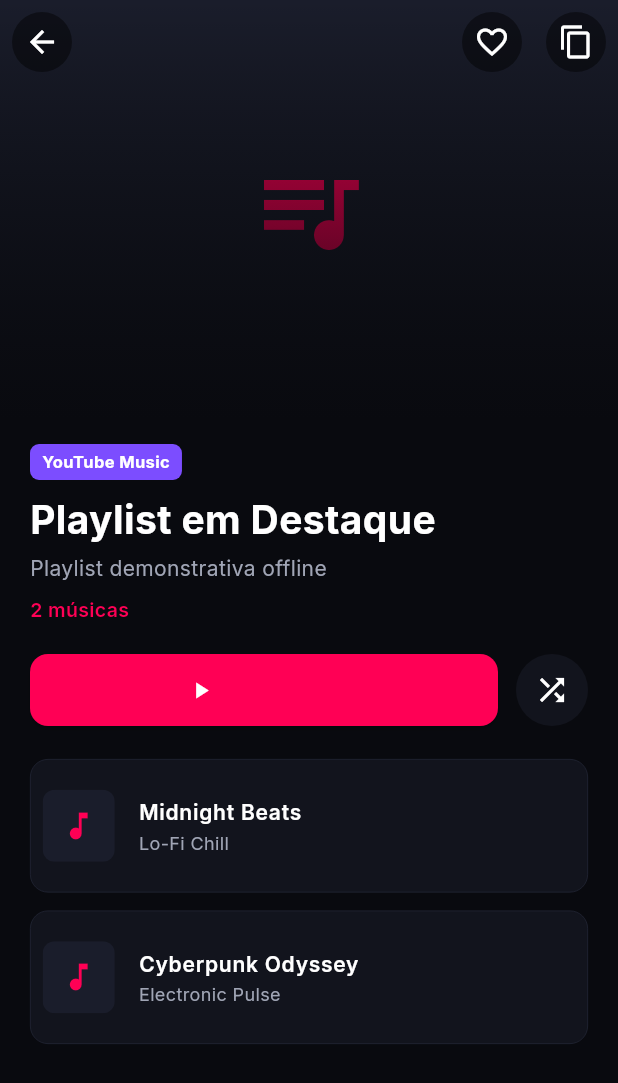
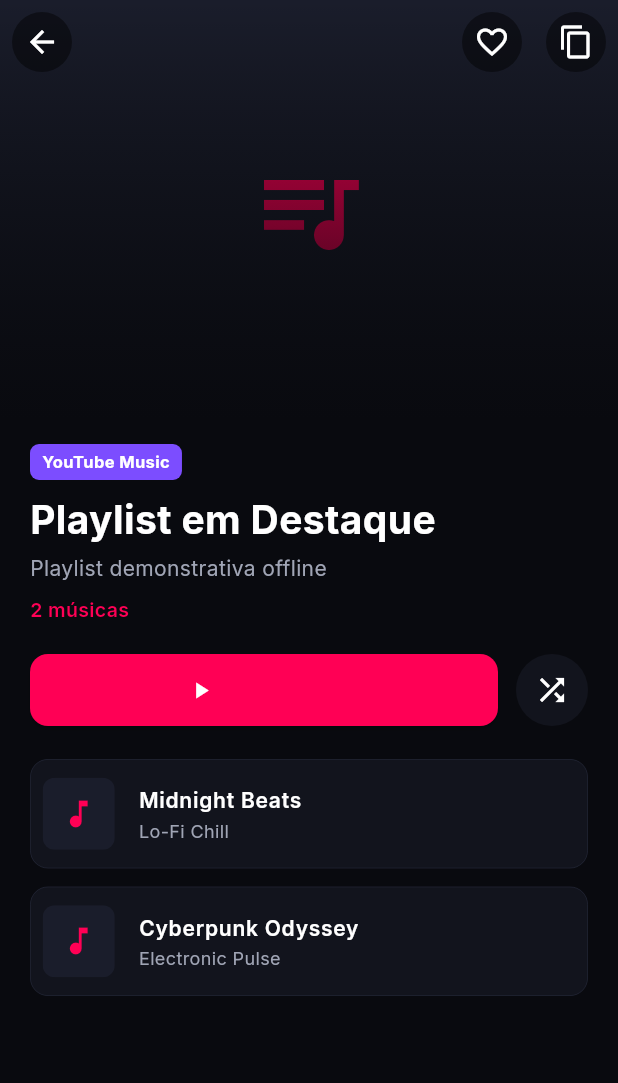
Before and after one commit to artannyel/my_music_online, a Flutter app: the screen it shows after launch, after a tap on an icon or button, on a phone screen of 412 x 824 dp. Shown: the top 1083 px of the screen. Run offline on Flutter 3.47's test engine with Material 3 defaults, Android fonts, the phone set to English and light mode, and no system bars; our stand-ins replace cached_network_image, cloud_firestore, firebase_auth, firebase_core, flutter_riverpod, go_router and 1 more; missing offline and left inert: dart_ytmusic_api; accounts and stored records are empty.

Commit message:
fix(playlist): resolve official YT playlist ID formatting and ListTile Material ink splash warning

```diff
--- a/lib/src/features/playlist/data/repositories/firestore_playlist_repository.dart
+++ b/lib/src/features/playlist/data/repositories/firestore_playlist_repository.dart
@@ -62,7 +62,7 @@ class FirestorePlaylistRepository implements PlaylistRepository {
       }
     } catch (_) {}
 
-    // 2. Fallback imediato para IDs de demonstração (evita requisitar 'demo_...' na API do YouTube)
+    // Fallback imediato para IDs de demonstração (evita requisitar 'demo_...' na API do YouTube)
     if (ytSearchId.startsWith('demo_')) {
       return PlaylistModel(
         id: ytSearchId,
@@ -86,11 +86,16 @@ class FirestorePlaylistRepository implements PlaylistRepository {
       );
     }
 
-    // 3. Busca dados ao vivo do YouTube Music / Álbum
+    // Ajusta o prefixo para chamadas no YouTube InnerTube API (PL..., RD... -> VLPL..., VLRD...)
+    if (ytSearchId.startsWith('PL') || ytSearchId.startsWith('RD')) {
+      ytSearchId = 'VL$ytSearchId';
+    }
+
+    // 2. Busca dados ao vivo do YouTube Music / Álbum
     try {
       await _ytMusic.initialize(gl: 'BR', hl: 'pt-BR');
 
-      // Se for um Álbum (ID começa com OLAK ou MPREb)
+      // Se for um Álbum do YouTube Music (IDs começando com OLAK ou MPREb)
       if (ytSearchId.startsWith('OLAK') || ytSearchId.startsWith('MPREb')) {
         try {
           final rawAlbum = await _ytMusic.getAlbum(ytSearchId);
@@ -131,7 +136,7 @@ class FirestorePlaylistRepository implements PlaylistRepository {
         } catch (_) {}
       }
 
-      // Tenta carregar como Playlist do YouTube Music
+      // Tenta carregar como Playlist do YouTube Music (oficial ou comunidade)
       try {
         final rawPlaylist = await _ytMusic.getPlaylist(ytSearchId);
         final String? cover = rawPlaylist.thumbnails.isNotEmpty
@@ -162,7 +167,9 @@ class FirestorePlaylistRepository implements PlaylistRepository {
         return PlaylistModel(
           id: firestorePlaylist?.id ?? rawPlaylist.playlistId,
           userId: firestorePlaylist?.userId,
-          title: firestorePlaylist?.title ?? rawPlaylist.name,
+          title: firestorePlaylist?.title.isNotEmpty == true
+              ? rawPlaylist.name
+              : (firestorePlaylist?.title ?? 'Playlist do YouTube'),
           description: firestorePlaylist?.description ?? rawPlaylist.artist.name,
           coverUrl: firestorePlaylist?.coverUrl ?? cover,
           tracks: tracks,
@@ -173,7 +180,7 @@ class FirestorePlaylistRepository implements PlaylistRepository {
         );
       } catch (_) {}
 
-      // Tenta fallback para Álbum se não começou com OLAK mas falhou como playlist
+      // Fallback para Álbum se a requisição de playlist falhar
       try {
         final rawAlbum = await _ytMusic.getAlbum(ytSearchId);
         final String? cover = rawAlbum.thumbnails.isNotEmpty
--- a/lib/src/features/playlist/presentation/views/playlist_detail_screen.dart
+++ b/lib/src/features/playlist/presentation/views/playlist_detail_screen.dart
@@ -41,7 +41,6 @@ class PlaylistDetailScreen extends ConsumerWidget {
           final isCustom = playlist.type == PlaylistType.custom;
           final isOwner = currentUser != null && isCustom && playlist.userId == currentUser.uid;
 
-          // Status se a playlist pública do YT está salva na biblioteca do usuário
           final isSavedAsync = currentUser != null
               ? ref.watch(isPlaylistSavedProvider((userId: currentUser.uid, playlistId: playlist.id)))
               : const AsyncValue.data(false);
@@ -67,7 +66,6 @@ class PlaylistDetailScreen extends ConsumerWidget {
                 ),
                 actions: [
                   if (currentUser != null) ...[
-                    // Botão Salvar / Remover da Biblioteca (para playlists públicas do YouTube)
                     if (!isCustom)
                       IconButton(
                         icon: Container(
@@ -114,7 +112,6 @@ class PlaylistDetailScreen extends ConsumerWidget {
                           ref.invalidate(userPlaylistsStreamProvider(currentUser.uid));
                         },
                       ),
-                    // Botão Duplicar / Criar Cópia Editável
                     IconButton(
                       icon: Container(
                         padding: const EdgeInsets.all(8),
@@ -284,16 +281,19 @@ class PlaylistDetailScreen extends ConsumerWidget {
                     (context, index) {
                       final track = playlist.tracks[index];
 
-                      return Container(
-                        margin: const EdgeInsets.symmetric(horizontal: 20.0, vertical: 6.0),
-                        padding: const EdgeInsets.all(8.0),
+                      return Padding(
+                        padding: const EdgeInsets.symmetric(horizontal: 20.0, vertical: 6.0),
+                        child: Material(
+                          color: AppColors.surface,
+                          borderRadius: BorderRadius.circular(12),
+                          clipBehavior: Clip.antiAlias,
+                          child: Container(
                             decoration: BoxDecoration(
-                          color: AppColors.surface,
                               borderRadius: BorderRadius.circular(12),
                               border: Border.all(color: AppColors.divider, width: 0.5),
                             ),
                             child: ListTile(
-                          contentPadding: EdgeInsets.zero,
+                              contentPadding: const EdgeInsets.symmetric(horizontal: 8.0),
                               leading: ClipRRect(
                                 borderRadius: BorderRadius.circular(8),
                                 child: SizedBox(
@@ -349,6 +349,8 @@ class PlaylistDetailScreen extends ConsumerWidget {
                                   : null,
                               onTap: () {},
                             ),
+                          ),
+                        ),
                       );
                     },
                     childCount: playlist.tracks.length,
```
Also changed, not shown: lib/src/features/playlist/presentation/views/playlists_screen.dart (+9 -3 lines). Lines whose indentation alone changed are shown as unchanged.
